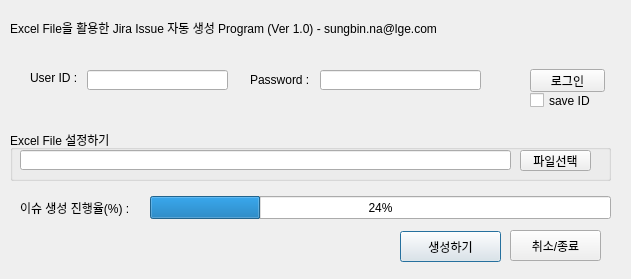
The window that JIRAControl/QtUI/MainDialog.ui (nado6miri/SW-Engineering) describes before a commit, drawn with Qt 5.
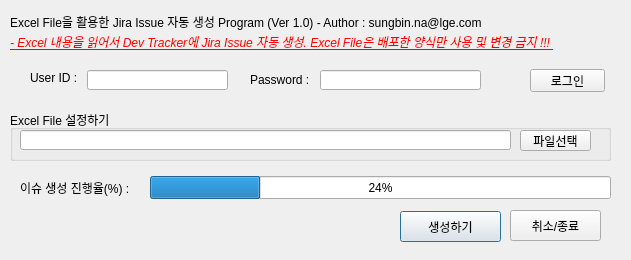
The same window after the commit.

What changed in the file:
```diff
--- a/JIRAControl/QtUI/MainDialog.ui
+++ b/JIRAControl/QtUI/MainDialog.ui
@@ -7,7 +7,7 @@
     <x>0</x>
     <y>0</y>
     <width>631</width>
-    <height>279</height>
+    <height>260</height>
    </rect>
   </property>
   <property name="windowTitle">
@@ -66,7 +66,7 @@
    <property name="geometry">
     <rect>
      <x>150</x>
-     <y>196</y>
+     <y>176</y>
      <width>461</width>
      <height>23</height>
     </rect>
@@ -79,20 +79,20 @@
    <property name="geometry">
     <rect>
      <x>10</x>
-     <y>20</y>
+     <y>14</y>
      <width>601</width>
      <height>16</height>
     </rect>
    </property>
    <property name="text">
-    <string>Excel File을 활용한 Jira Issue 자동 생성 Program (Ver 1.0) - sungbin.na@lge.com </string>
+    <string>Excel File을 활용한 Jira Issue 자동 생성 Program (Ver 1.0) - Author : sungbin.na@lge.com </string>
    </property>
   </widget>
   <widget class="QLabel" name="progress">
    <property name="geometry">
     <rect>
      <x>20</x>
-     <y>200</y>
+     <y>180</y>
      <width>131</width>
      <height>16</height>
     </rect>
@@ -105,7 +105,7 @@
    <property name="geometry">
     <rect>
      <x>10</x>
-     <y>130</y>
+     <y>110</y>
      <width>601</width>
      <height>51</height>
     </rect>
@@ -141,7 +141,7 @@
    <property name="geometry">
     <rect>
      <x>400</x>
-     <y>231</y>
+     <y>211</y>
      <width>101</width>
      <height>31</height>
     </rect>
@@ -154,7 +154,7 @@
    <property name="geometry">
     <rect>
      <x>510</x>
-     <y>230</y>
+     <y>210</y>
      <width>91</width>
      <height>31</height>
     </rect>
@@ -176,17 +176,66 @@
     <string>로그인</string>
    </property>
   </widget>
-  <widget class="QCheckBox" name="SaveInfo">
+  <widget class="QLabel" name="description_2">
    <property name="geometry">
     <rect>
-     <x>530</x>
-     <y>90</y>
-     <width>81</width>
-     <height>21</height>
+     <x>10</x>
+     <y>34</y>
+     <width>601</width>
+     <height>16</height>
     </rect>
    </property>
+   <property name="palette">
+    <palette>
+     <active>
+      <colorrole role="WindowText">
+       <brush brushstyle="SolidPattern">
+        <color alpha="255">
+         <red>255</red>
+         <green>0</green>
+         <blue>0</blue>
+        </color>
+       </brush>
+      </colorrole>
+     </active>
+     <inactive>
+      <colorrole role="WindowText">
+       <brush brushstyle="SolidPattern">
+        <color alpha="255">
+         <red>255</red>
+         <green>0</green>
+         <blue>0</blue>
+        </color>
+       </brush>
+      </colorrole>
+     </inactive>
+     <disabled>
+      <colorrole role="WindowText">
+       <brush brushstyle="SolidPattern">
+        <color alpha="255">
+         <red>120</red>
+         <green>120</green>
+         <blue>120</blue>
+        </color>
+       </brush>
+      </colorrole>
+     </disabled>
+    </palette>
+   </property>
+   <property name="font">
+    <font>
+     <weight>50</weight>
+     <italic>true</italic>
+     <bold>false</bold>
+     <underline>true</underline>
+     <kerning>true</kerning>
+    </font>
+   </property>
+   <property name="autoFillBackground">
+    <bool>false</bool>
+   </property>
    <property name="text">
-    <string>save ID</string>
+    <string>- Excel 내용을 읽어서 Dev Tracker에 Jira Issue 자동 생성. Excel File은 배포한 양식만 사용 및 변경 금지 !!! </string>
    </property>
   </widget>
  </widget>
```
